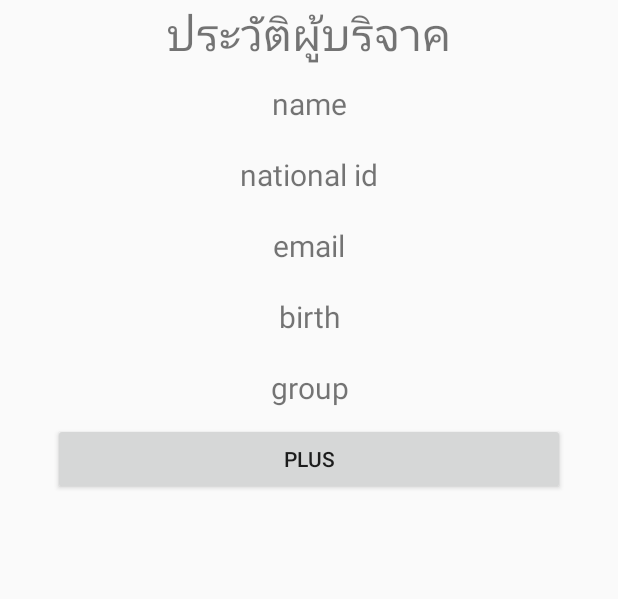
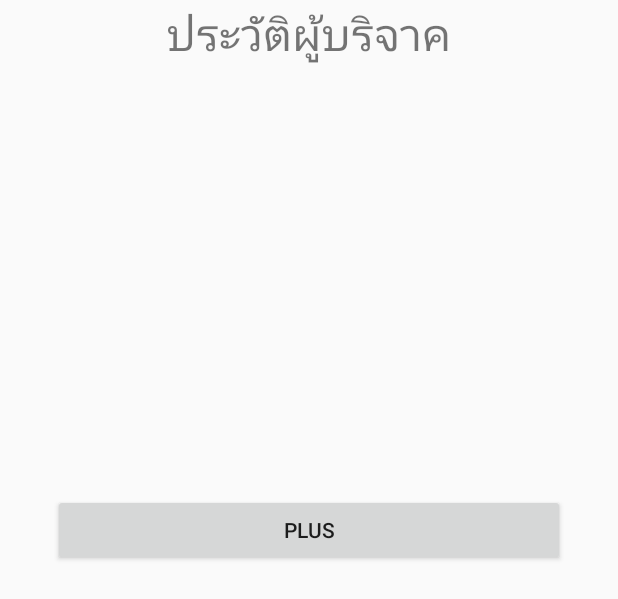
Before and after one commit to jirawan-chuapradit/AB-A-B-O-Keep-Bloods-Record, an Android app: the layout insert_history.xml on its own in the app's theme, with its tools: preview values and no code run, on a phone screen of 412 x 824 dp. Shown: the top 599 px of the screen. Run offline under Robolectric (Android 15) with nearby library versions, the phone set to English and light mode, and no system bars.

Commit message:
ดึงข้อมูลจาก ปชช + วันที่

```diff
--- a/BloodsRecord/app/src/main/java/com/example/suttidasat/bloodsrecord/MainActivity.java
+++ b/BloodsRecord/app/src/main/java/com/example/suttidasat/bloodsrecord/MainActivity.java
@@ -14,7 +14,7 @@ public class MainActivity extends AppCompatActivity {
         if(savedInstanceState == null){
             getSupportFragmentManager()
                     .beginTransaction()
-                    .replace(R.id.main_view, new SertNationalID())
+                    .replace(R.id.main_view, new LoginFragment())
                     .commit();
         }
     }
--- a/BloodsRecord/app/src/main/res/layout/insert_history.xml
+++ b/BloodsRecord/app/src/main/res/layout/insert_history.xml
@@ -29,7 +29,6 @@
             <TextView
                 android:id="@+id/sh_name_donater"
                 android:paddingTop="20dp"
-                android:text="name"
                 android:gravity="center"
                 android:layout_width="match_parent"
                 android:layout_height="wrap_content"
@@ -37,7 +36,6 @@
             <TextView
                 android:id="@+id/sh_nid_donater"
                 android:paddingTop="20dp"
-                android:text="national id"
                 android:gravity="center"
                 android:layout_width="match_parent"
                 android:layout_height="wrap_content"
@@ -45,7 +43,6 @@
             <TextView
                 android:id="@+id/sh_birth_donater"
                 android:paddingTop="20dp"
-                android:text="email"
                 android:gravity="center"
                 android:layout_width="match_parent"
                 android:layout_height="wrap_content"
@@ -53,7 +50,6 @@
             <TextView
                 android:id="@+id/sh_email_donater"
                 android:paddingTop="20dp"
-                android:text="birth"
                 android:gravity="center"
                 android:layout_width="match_parent"
                 android:layout_height="wrap_content"
@@ -61,7 +57,14 @@
             <TextView
                 android:id="@+id/sh_group_donater"
                 android:paddingTop="20dp"
-                android:text="group"
+                android:gravity="center"
+                android:layout_width="match_parent"
+                android:layout_height="wrap_content"
+                android:textSize="20dp" />
+
+            <TextView
+                android:id="@+id/sh_date_now"
+                android:paddingTop="20dp"
                 android:gravity="center"
                 android:layout_width="match_parent"
                 android:layout_height="wrap_content"
```
Also changed, not shown: BloodsRecord/app/src/main/java/com/example/suttidasat/bloodsrecord/InsertHistoryFragment.java (+12 -1 lines), BloodsRecord/app/src/main/java/com/example/suttidasat/bloodsrecord/LoginFragment.java (+12 -5 lines).
